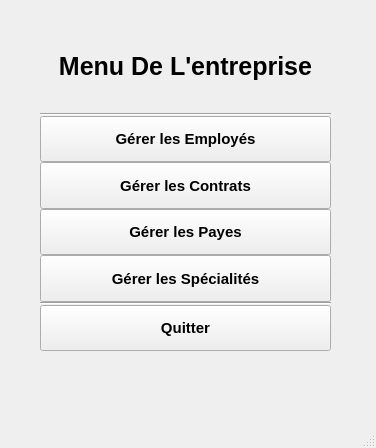
This is UI/MenuPrincipal.ui in LePerron/Application-gestion-employes-projet-session-2023 as Qt 5 draws it before an edit. The edited form follows.
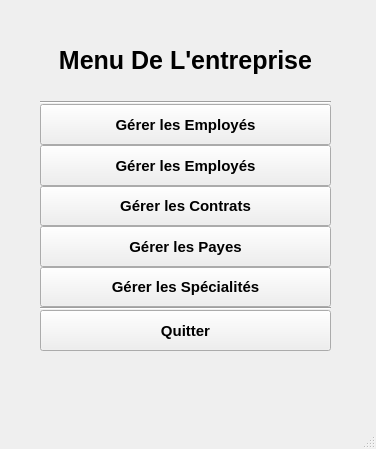
This is the edited form.

Diff of the .ui file:
```diff
--- a/UI/MenuPrincipal.ui
+++ b/UI/MenuPrincipal.ui
@@ -7,7 +7,7 @@
     <x>0</x>
     <y>0</y>
     <width>376</width>
-    <height>448</height>
+    <height>449</height>
    </rect>
   </property>
   <property name="windowTitle">
@@ -35,7 +35,7 @@
       <height>0</height>
      </size>
     </property>
-    <layout class="QVBoxLayout" name="LayoutMenu" stretch="4,2,2,2,2,2,2,2">
+    <layout class="QVBoxLayout" name="LayoutMenu" stretch="4,2,2,2,2,2,2,2,2">
      <property name="spacing">
       <number>0</number>
      </property>
@@ -111,6 +111,36 @@
        </property>
       </widget>
      </item>
+     <item>
+      <widget class="QPushButton" name="pushButtonMenuEmploye_2">
+       <property name="sizePolicy">
+        <sizepolicy hsizetype="Minimum" vsizetype="Preferred">
+         <horstretch>0</horstretch>
+         <verstretch>0</verstretch>
+        </sizepolicy>
+       </property>
+       <property name="font">
+        <font>
+         <pointsize>11</pointsize>
+         <weight>75</weight>
+         <italic>false</italic>
+         <bold>true</bold>
+        </font>
+       </property>
+       <property name="text">
+        <string>Gérer les Employés</string>
+       </property>
+       <property name="checkable">
+        <bool>false</bool>
+       </property>
+       <property name="autoRepeat">
+        <bool>false</bool>
+       </property>
+       <property name="autoExclusive">
+        <bool>false</bool>
+       </property>
+      </widget>
+     </item>
      <item>
       <widget class="QPushButton" name="pushButtonMenuContrat">
        <property name="sizePolicy">
```
